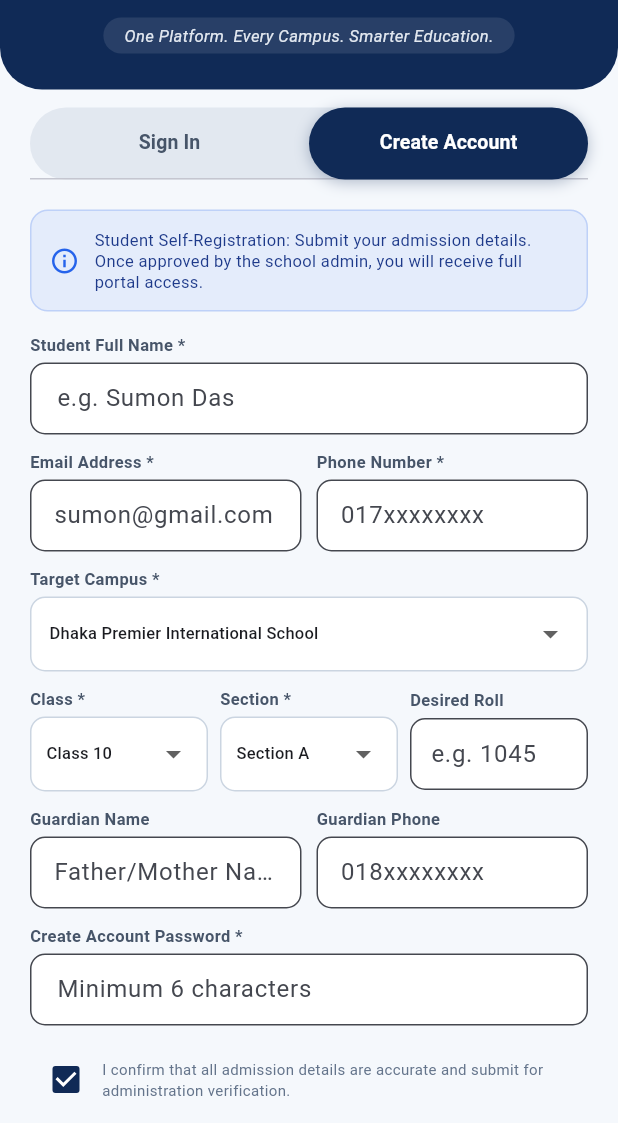
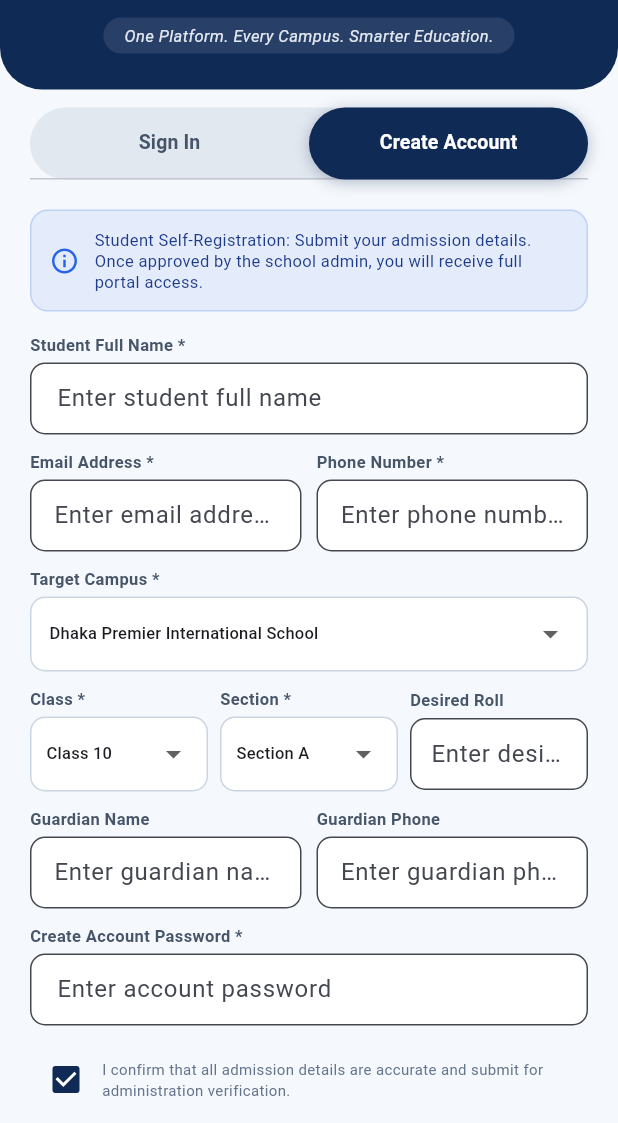
Before and after one commit to rabeyaakterlima159-design/eduvanta, a Flutter app: the screen it shows after launch, tab 2 chosen, on a phone screen of 412 x 824 dp, the part 113-1236 px from its top. Run offline on Flutter 3.47's test engine with Material 3 defaults, Android fonts, the phone set to English and light mode, and no system bars; our stand-ins replace dio, flutter_riverpod, supabase_flutter; accounts and stored records are empty.

Commit message:
feat(auth): enable manual custom email & password typing with dynamic authentication and clean UI

```diff
--- a/apps/mobile/lib/features/auth/auth_screen.dart
+++ b/apps/mobile/lib/features/auth/auth_screen.dart
@@ -704,7 +704,7 @@ class _AuthScreenState extends ConsumerState<AuthScreen> with SingleTickerProvid
           controller: _loginEmailController,
           keyboardType: TextInputType.emailAddress,
           decoration: InputDecoration(
-            hintText: 'e.g. student@dpis.edu.bd',
+            hintText: 'Enter your email address',
             prefixIcon: const Icon(Icons.alternate_email, size: 20, color: Color(0xFF64748B)),
             filled: true,
             fillColor: Colors.white,
@@ -725,7 +725,7 @@ class _AuthScreenState extends ConsumerState<AuthScreen> with SingleTickerProvid
           controller: _loginPasswordController,
           obscureText: _obscurePassword,
           decoration: InputDecoration(
-            hintText: 'Enter account password',
+            hintText: 'Enter your password',
             prefixIcon: const Icon(Icons.lock_outline, size: 20, color: Color(0xFF64748B)),
             suffixIcon: IconButton(
               icon: Icon(_obscurePassword ? Icons.visibility_off : Icons.visibility, size: 20, color: const Color(0xFF64748B)),
@@ -757,75 +757,23 @@ class _AuthScreenState extends ConsumerState<AuthScreen> with SingleTickerProvid
                   style: const TextStyle(fontWeight: FontWeight.bold, fontSize: 14),
                 ),
         ),
-        const SizedBox(height: 10),
+        const SizedBox(height: 14),
 
-        // Direct Registration Modal Trigger (Screenshot 3)
+        // Direct Registration Tab Trigger
         OutlinedButton.icon(
           style: OutlinedButton.styleFrom(
             padding: const EdgeInsets.symmetric(vertical: 12),
             side: const BorderSide(color: EduvantaColors.royalBlue, width: 1.5),
             shape: RoundedRectangleBorder(borderRadius: BorderRadius.circular(12)),
           ),
-          onPressed: _showStudentRegistrationDialog,
+          onPressed: () => _tabController.animateTo(1),
           icon: const Icon(Icons.person_add_alt_1_rounded, size: 18, color: EduvantaColors.royalBlue),
           label: const Text(
-            'Student Registration (নতুন শিক্ষার্থী আবেদন)',
+            'New Student? Create Account / নতুন একাউন্ট খুলুন',
             style: TextStyle(fontWeight: FontWeight.bold, fontSize: 12, color: EduvantaColors.royalBlue),
           ),
         ),
-        const SizedBox(height: 16),
-
-        // Enterprise Security & Institutional Access Note
-        Container(
-          padding: const EdgeInsets.all(14),
-          decoration: BoxDecoration(
-            color: Colors.white,
-            borderRadius: BorderRadius.circular(16),
-            border: Border.all(color: const Color(0xFFE2E8F0)),
-          ),
-          child: Column(
-            crossAxisAlignment: CrossAxisAlignment.start,
-            children: [
-              const Row(
-                children: [
-                  Icon(Icons.security_rounded, size: 16, color: EduvantaColors.primaryNavy),
-                  SizedBox(width: 6),
-                  Text(
-                    'Institutional Role Access Only',
-                    style: TextStyle(fontWeight: FontWeight.bold, fontSize: 12, color: EduvantaColors.primaryNavy),
-                  ),
-                ],
-              ),
-              const SizedBox(height: 6),
-              const Text(
-                'Please sign in with your official registered email and password. All access permissions are validated against multi-tenant campus records.',
-                style: TextStyle(fontSize: 11, color: Color(0xFF64748B), height: 1.4),
-              ),
-              const SizedBox(height: 10),
-              Container(
-                padding: const EdgeInsets.symmetric(horizontal: 10, vertical: 8),
-                decoration: BoxDecoration(
-                  color: EduvantaColors.primaryNavy.withValues(alpha: 0.05),
-                  borderRadius: BorderRadius.circular(8),
-                  border: Border.all(color: EduvantaColors.primaryNavy.withValues(alpha: 0.15)),
-                ),
-                child: const Row(
-                  children: [
-                    Icon(Icons.admin_panel_settings_outlined, size: 16, color: EduvantaColors.royalBlue),
-                    SizedBox(width: 8),
-                    Expanded(
-                      child: Text(
-                        'Super Admin Login: rabeyaakterlima159@gmail.com\nDemo 1-tap logins disabled for enterprise security.',
-                        style: TextStyle(fontSize: 10, fontWeight: FontWeight.w600, color: EduvantaColors.primaryNavy, height: 1.3),
-                      ),
-                    ),
-                  ],
-                ),
-              ),
-            ],
-          ),
-        ),
-        const SizedBox(height: 60),
+        const SizedBox(height: 40),
       ],
     ),
   );
@@ -897,7 +845,7 @@ class _AuthScreenState extends ConsumerState<AuthScreen> with SingleTickerProvid
         TextField(
           controller: _regFullNameController,
           decoration: InputDecoration(
-            hintText: 'e.g. Sumon Das',
+            hintText: 'Enter student full name',
             filled: true,
             fillColor: Colors.white,
             contentPadding: const EdgeInsets.symmetric(horizontal: 14, vertical: 10),
@@ -919,7 +867,7 @@ class _AuthScreenState extends ConsumerState<AuthScreen> with SingleTickerProvid
                     controller: _regEmailController,
                     keyboardType: TextInputType.emailAddress,
                     decoration: InputDecoration(
-                      hintText: 'sumon@gmail.com',
+                      hintText: 'Enter email address',
                       filled: true,
                       fillColor: Colors.white,
                       contentPadding: const EdgeInsets.symmetric(horizontal: 12, vertical: 10),
@@ -940,7 +888,7 @@ class _AuthScreenState extends ConsumerState<AuthScreen> with SingleTickerProvid
                     controller: _regPhoneController,
                     keyboardType: TextInputType.phone,
                     decoration: InputDecoration(
-                      hintText: '017xxxxxxxx',
+                      hintText: 'Enter phone number',
                       filled: true,
                       fillColor: Colors.white,
                       contentPadding: const EdgeInsets.symmetric(horizontal: 12, vertical: 10),
@@ -1046,7 +994,7 @@ class _AuthScreenState extends ConsumerState<AuthScreen> with SingleTickerProvid
                     controller: _regRollController,
                     keyboardType: TextInputType.number,
                     decoration: InputDecoration(
-                      hintText: 'e.g. 1045',
+                      hintText: 'Enter desired roll',
                       filled: true,
                       fillColor: Colors.white,
                       contentPadding: const EdgeInsets.symmetric(horizontal: 10, vertical: 10),
@@ -1072,7 +1020,7 @@ class _AuthScreenState extends ConsumerState<AuthScreen> with SingleTickerProvid
                   TextField(
                     controller: _regGuardianNameController,
                     decoration: InputDecoration(
-                      hintText: 'Father/Mother Name',
+                      hintText: 'Enter guardian name',
                       filled: true,
                       fillColor: Colors.white,
                       contentPadding: const EdgeInsets.symmetric(horizontal: 12, vertical: 10),
@@ -1093,7 +1041,7 @@ class _AuthScreenState extends ConsumerState<AuthScreen> with SingleTickerProvid
                     controller: _regGuardianPhoneController,
                     keyboardType: TextInputType.phone,
                     decoration: InputDecoration(
-                      hintText: '018xxxxxxxx',
+                      hintText: 'Enter guardian phone',
                       filled: true,
                       fillColor: Colors.white,
                       contentPadding: const EdgeInsets.symmetric(horizontal: 12, vertical: 10),
@@ -1114,7 +1062,7 @@ class _AuthScreenState extends ConsumerState<AuthScreen> with SingleTickerProvid
           controller: _regPasswordController,
           obscureText: true,
           decoration: InputDecoration(
-            hintText: 'Minimum 6 characters',
+            hintText: 'Enter account password',
             filled: true,
             fillColor: Colors.white,
             contentPadding: const EdgeInsets.symmetric(horizontal: 14, vertical: 10),
```
Also changed, not shown: apps/mobile/lib/core/supabase_client.dart (+28 -20 lines).
